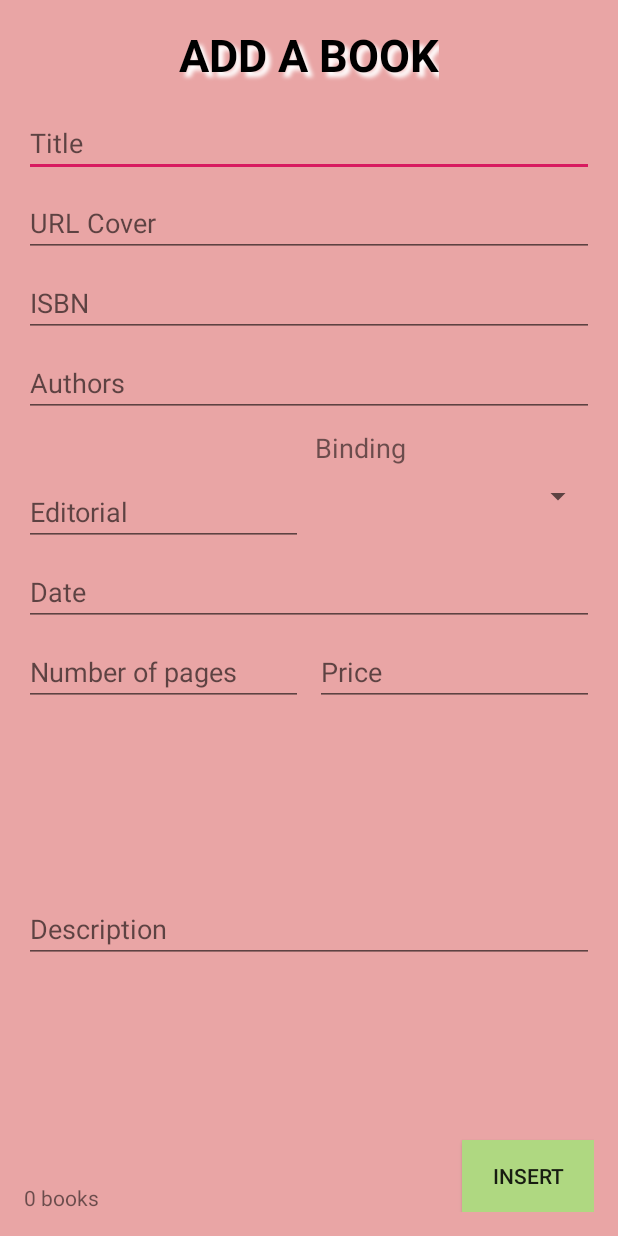
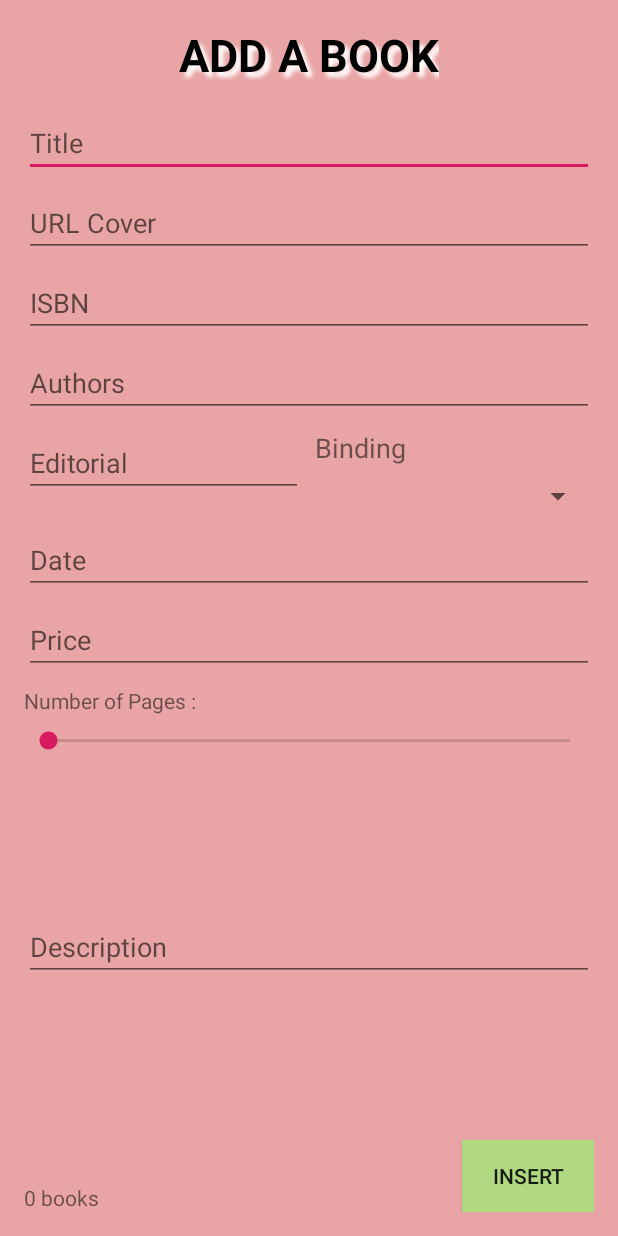
Before and after one commit to aizaguirreteb/Bookstore, an Android app: the layout activity_add_book_form.xml on its own in the app's theme, with its tools: preview values and no code run, on a phone screen of 412 x 824 dp. Run offline under Robolectric (Android 15) with nearby library versions, the phone set to English and light mode, and no system bars.

Commit message:
Changed Number of Pages to Seek Bar

```diff
--- a/app/src/main/java/es/aizaguirre/bookstore/AddBookForm.kt
+++ b/app/src/main/java/es/aizaguirre/bookstore/AddBookForm.kt
@@ -7,7 +7,6 @@ import android.widget.*
 import es.aizaguirre.bookstore.model.Book
 import es.aizaguirre.bookstore.model.Catalog
 import kotlinx.android.synthetic.main.activity_add_book_form.*
-import java.time.LocalDate
 
 class AddBookForm : AppCompatActivity(), View.OnClickListener{
 
@@ -43,6 +42,22 @@ class AddBookForm : AppCompatActivity(), View.OnClickListener{
         val bindingAdapter = ArrayAdapter<String>(this, android.R.layout.simple_spinner_dropdown_item, bindingArray)
         val bindingSpinner = findViewById<Spinner>(R.id.spinnerBinding)
         bindingSpinner.adapter = bindingAdapter
+
+
+        //OnProgressChangeListener for seekBar
+        seekBarPages.setOnSeekBarChangeListener(object : SeekBar.OnSeekBarChangeListener{
+            override fun onStartTrackingTouch(p0: SeekBar?) {
+
+            }
+
+            override fun onStopTrackingTouch(p0: SeekBar?) {
+            }
+
+            override fun onProgressChanged(p0: SeekBar?, p1: Int, p2: Boolean) {
+                textViewShowNumPages.setText(p1.toString())
+            }
+
+        })
     }
 
 
@@ -79,6 +94,9 @@ class AddBookForm : AppCompatActivity(), View.OnClickListener{
         }
     }
 
+
+
+
     private fun retrieveBook() : Book {
 
         val title = editTextTitle.text.toString()
@@ -88,7 +106,7 @@ class AddBookForm : AppCompatActivity(), View.OnClickListener{
         val editorial = spinnerEditorial.text.toString()
         val binding = spinnerBinding.selectedItem.toString()
         val sDate = editTextDate.text.toString()
-        val sNumberOfPages = editTextPages.text.toString()
+        val sNumberOfPages = seekBarPages.progress.toString()
         val sPrice = editTextPrice.text.toString()
         val description = editTextDescription.text.toString()
 
@@ -109,7 +127,7 @@ class AddBookForm : AppCompatActivity(), View.OnClickListener{
         editTextISBN.setText("")
         editTextAuthors.setText("")
         editTextDate.setText("")
-        editTextPages.setText("")
+        seekBarPages.progress = 0
         editTextPrice.setText("")
         editTextDescription.setText("")
     }
@@ -122,7 +140,7 @@ class AddBookForm : AppCompatActivity(), View.OnClickListener{
             editTextAuthors.text.isEmpty() -> notEmpty = false
             editTextISBN.text.isEmpty() -> notEmpty = false
             editTextDate.text.isEmpty() -> notEmpty = false
-            editTextPages.text.isEmpty() -> notEmpty = false
+            seekBarPages.progress == 0 -> notEmpty = false
             editTextPrice.text.isEmpty() -> notEmpty = false
             editTextDescription.text.isEmpty() -> notEmpty = false
             spinnerEditorial.text.isEmpty() -> notEmpty = false
@@ -134,7 +152,7 @@ class AddBookForm : AppCompatActivity(), View.OnClickListener{
 
     private fun checkPrice() = editTextPrice.text.toString().toDouble() <= 0
 
-    private fun checkPages() = editTextPages.text.toString().toInt() <= 0
+    private fun checkPages() = seekBarPages.progress.toString().toInt() <= 0
 
 
 
--- a/app/src/main/res/layout/activity_add_book_form.xml
+++ b/app/src/main/res/layout/activity_add_book_form.xml
@@ -90,33 +90,34 @@
             android:inputType="date"
             app:layout_constraintEnd_toEndOf="parent"
             app:layout_constraintStart_toStartOf="parent"
-            app:layout_constraintTop_toBottomOf="@+id/spinnerEditorial" />
+            app:layout_constraintTop_toBottomOf="@+id/spinnerBinding" />
 
-        <EditText
-            android:id="@+id/editTextPages"
+        <SeekBar
+            android:id="@+id/seekBarPages"
             android:layout_width="0dp"
             android:layout_height="wrap_content"
             android:layout_marginTop="8dp"
             android:ems="10"
             android:hint="@string/pages_hint"
             android:inputType="number"
-            app:layout_constraintEnd_toStartOf="@+id/editTextPrice"
-            app:layout_constraintHorizontal_bias="0.5"
+            android:max="3000"
+            app:layout_constraintEnd_toEndOf="parent"
+            app:layout_constraintHorizontal_bias="0.812"
             app:layout_constraintStart_toStartOf="parent"
-            app:layout_constraintTop_toBottomOf="@+id/editTextDate" />
+            app:layout_constraintTop_toBottomOf="@+id/textViewNumPages" />
 
         <EditText
             android:id="@+id/editTextPrice"
             android:layout_width="0dp"
             android:layout_height="wrap_content"
-            android:layout_marginStart="8dp"
+            android:layout_marginTop="8dp"
             android:ems="10"
             android:hint="@string/price_hint"
             android:inputType="number"
             app:layout_constraintEnd_toEndOf="parent"
             app:layout_constraintHorizontal_bias="0.5"
-            app:layout_constraintStart_toEndOf="@+id/editTextPages"
-            app:layout_constraintTop_toTopOf="@+id/editTextPages" />
+            app:layout_constraintStart_toStartOf="parent"
+            app:layout_constraintTop_toBottomOf="@+id/editTextDate" />
 
         <Button
             android:id="@+id/btnAdd"
@@ -133,7 +134,6 @@
             android:id="@+id/editTextDescription"
             android:layout_width="0dp"
             android:layout_height="wrap_content"
-            android:layout_marginTop="8dp"
             android:ems="10"
             android:gravity="start|top"
             android:hint="@string/description_hint"
@@ -141,22 +141,22 @@
             app:layout_constraintBottom_toTopOf="@+id/btnAdd"
             app:layout_constraintEnd_toEndOf="parent"
             app:layout_constraintStart_toStartOf="parent"
-            app:layout_constraintTop_toBottomOf="@+id/editTextPrice" />
+            app:layout_constraintTop_toBottomOf="@+id/seekBarPages" />
 
         <AutoCompleteTextView
             android:id="@+id/spinnerEditorial"
             android:layout_width="0dp"
             android:layout_height="wrap_content"
             android:layout_marginEnd="8dp"
+            android:completionHint="Select an editorial"
+            android:completionThreshold="2"
             android:entries="@array/editorial_array"
             android:hint="Editorial"
-            android:completionHint="Select an editorial"
-            android:completionThreshold="2"
             app:layout_constraintEnd_toStartOf="@+id/spinnerBinding"
             app:layout_constraintHorizontal_bias="0.5"
             app:layout_constraintHorizontal_chainStyle="spread_inside"
             app:layout_constraintStart_toStartOf="parent"
-            app:layout_constraintTop_toTopOf="@+id/spinnerBinding" />
+            app:layout_constraintTop_toTopOf="@+id/textViewBinding" />
 
         <TextView
             android:id="@+id/textViewNumBooks"
@@ -190,6 +190,24 @@
             app:layout_constraintStart_toEndOf="@+id/spinnerEditorial"
             app:layout_constraintTop_toBottomOf="@+id/textViewBinding" />
 
+        <TextView
+            android:id="@+id/textViewNumPages"
+            android:layout_width="wrap_content"
+            android:layout_height="wrap_content"
+            android:layout_marginTop="8dp"
+            android:text="Number of Pages : "
+            app:layout_constraintStart_toStartOf="@+id/seekBarPages"
+            app:layout_constraintTop_toBottomOf="@+id/editTextPrice" />
+
+        <TextView
+            android:id="@+id/textViewShowNumPages"
+            android:layout_width="0dp"
+            android:layout_height="wrap_content"
+            android:layout_marginStart="24dp"
+            app:layout_constraintEnd_toEndOf="parent"
+            app:layout_constraintStart_toEndOf="@+id/textViewNumPages"
+            app:layout_constraintTop_toTopOf="@+id/textViewNumPages" />
+
 
     </androidx.constraintlayout.widget.ConstraintLayout>
 
```
